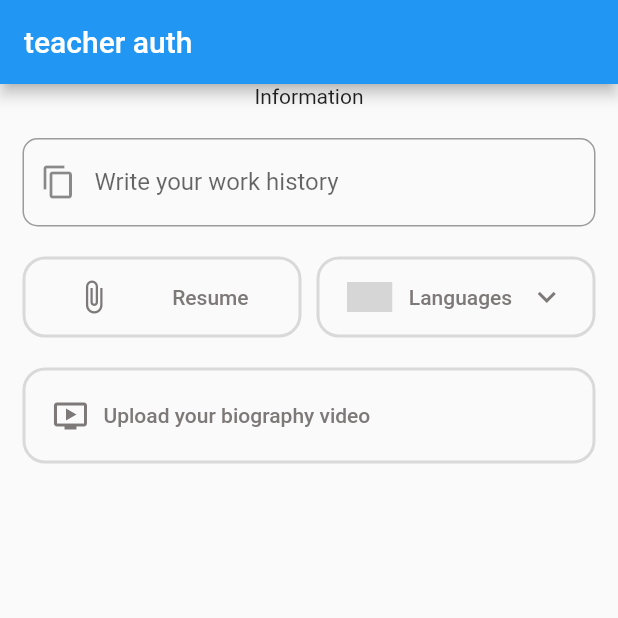
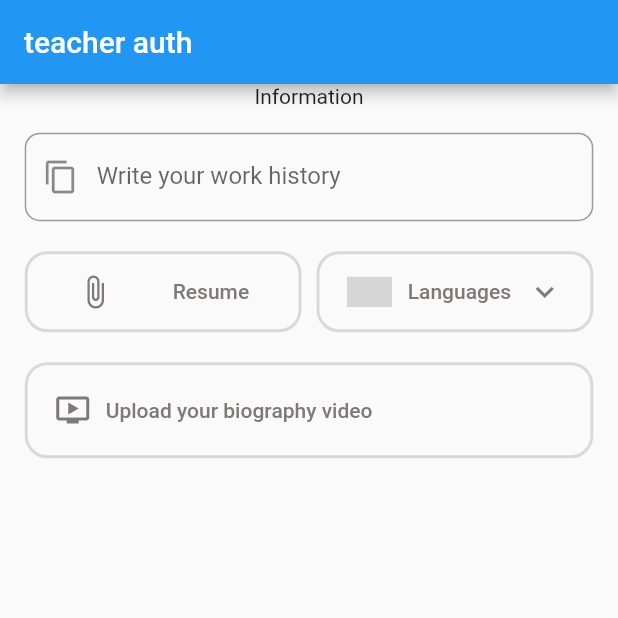
Before and after one commit to ESHFFD/coursePagePrivate, a Flutter app: the screen it shows after launch, on a phone screen of 412 x 824 dp, the top half of it. Run offline on Flutter 3.47's test engine with Material 2 defaults, Android fonts, the light colour scheme and no system bars; our stand-ins replace file_picker, flutter_rating_bar, flutter_svg; project files that could hold a hidden picture were left out; grey boxes are pictures that could not be loaded.

Commit message:
responsive v1

```diff
--- a/lib/teacherAuth/home_page.dart
+++ b/lib/teacherAuth/home_page.dart
@@ -43,6 +43,7 @@ class _TeacherHomePageState extends State<TeacherHomePage> {
   //             )));
   @override
   Widget build(BuildContext context) {
+    final size = MediaQuery.of(context).size;
     return Scaffold(
       appBar: AppBar(
         title: const Text('teacher auth'),
@@ -54,8 +55,8 @@ class _TeacherHomePageState extends State<TeacherHomePage> {
             const Text('Information'),
             Form(
                 child: Padding(
-              padding:
-                  const EdgeInsets.symmetric(horizontal: 15.0, vertical: 20),
+              padding: EdgeInsets.symmetric(
+                  horizontal: size.height * 0.02, vertical: size.height * 0.02),
               child: Column(
                 children: [
                   TextFormField(
@@ -309,6 +310,3 @@ class _TeacherHomePageState extends State<TeacherHomePage> {
 //                               ],
 //                             );
 //                           })
-Widget fileChoosen(PlatformFile file) {
-  return Text(file.name);
-}
```
